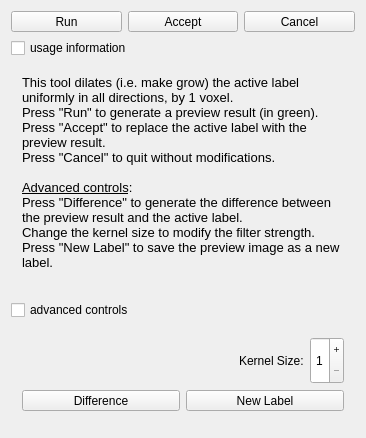
Before: the Qt Designer form Modules/SegmentationUI/Qmitk/QmitkDilateTool3DGUIControls.ui in MITK/MITK, drawn with Qt 5.
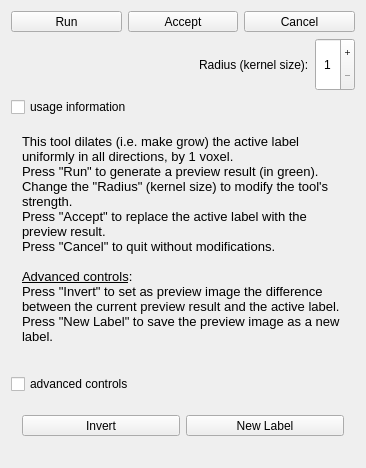
After: the same form once the commit is applied. Icons and pictures are not drawn.

Commit message: usability improvements in 3D tools

Patch:
```diff
--- a/Modules/SegmentationUI/Qmitk/QmitkDilateTool3DGUIControls.ui
+++ b/Modules/SegmentationUI/Qmitk/QmitkDilateTool3DGUIControls.ui
@@ -7,7 +7,7 @@
     <x>0</x>
     <y>0</y>
     <width>366</width>
-    <height>438</height>
+    <height>468</height>
    </rect>
   </property>
   <property name="sizePolicy">
@@ -156,6 +156,79 @@
      </item>
     </layout>
    </item>
+   <item>
+    <layout class="QHBoxLayout" name="horizontalLayout_3">
+     <item>
+      <spacer name="horizontalSpacer_2">
+       <property name="orientation">
+        <enum>Qt::Horizontal</enum>
+       </property>
+       <property name="sizeHint" stdset="0">
+        <size>
+         <width>40</width>
+         <height>20</height>
+        </size>
+       </property>
+      </spacer>
+     </item>
+     <item>
+      <widget class="QLabel" name="m_lblKernelSize">
+       <property name="sizePolicy">
+        <sizepolicy hsizetype="Fixed" vsizetype="Minimum">
+         <horstretch>0</horstretch>
+         <verstretch>0</verstretch>
+        </sizepolicy>
+       </property>
+       <property name="text">
+        <string>Radius (kernel size):</string>
+       </property>
+      </widget>
+     </item>
+     <item>
+      <widget class="QSpinBox" name="m_sbKernelSize">
+       <property name="sizePolicy">
+        <sizepolicy hsizetype="Minimum" vsizetype="Minimum">
+         <horstretch>0</horstretch>
+         <verstretch>0</verstretch>
+        </sizepolicy>
+       </property>
+       <property name="minimumSize">
+        <size>
+         <width>40</width>
+         <height>0</height>
+        </size>
+       </property>
+       <property name="maximumSize">
+        <size>
+         <width>40</width>
+         <height>16777215</height>
+        </size>
+       </property>
+       <property name="layoutDirection">
+        <enum>Qt::LeftToRight</enum>
+       </property>
+       <property name="wrapping">
+        <bool>false</bool>
+       </property>
+       <property name="alignment">
+        <set>Qt::AlignCenter</set>
+       </property>
+       <property name="buttonSymbols">
+        <enum>QAbstractSpinBox::PlusMinus</enum>
+       </property>
+       <property name="minimum">
+        <number>1</number>
+       </property>
+       <property name="maximum">
+        <number>10</number>
+       </property>
+       <property name="value">
+        <number>1</number>
+       </property>
+      </widget>
+     </item>
+    </layout>
+   </item>
    <item>
     <widget class="QCheckBox" name="m_cbShowInformation">
      <property name="text">
@@ -181,12 +254,12 @@
 &lt;/style&gt;&lt;/head&gt;&lt;body style=&quot; font-family:'MS Shell Dlg 2'; font-size:8pt; font-weight:400; font-style:normal;&quot;&gt;
 &lt;p style=&quot; margin-top:0px; margin-bottom:0px; margin-left:0px; margin-right:0px; -qt-block-indent:0; text-indent:0px;&quot;&gt;&lt;span style=&quot; font-family:'Sans'; font-size:10pt;&quot;&gt;This tool dilates (i.e. make grow) the active label uniformly in all directions, by 1 voxel.&lt;/span&gt;&lt;/p&gt;
 &lt;p style=&quot; margin-top:0px; margin-bottom:0px; margin-left:0px; margin-right:0px; -qt-block-indent:0; text-indent:0px;&quot;&gt;&lt;span style=&quot; font-family:'Sans'; font-size:10pt;&quot;&gt;Press &amp;quot;Run&amp;quot; to generate a preview result (in green).&lt;/span&gt;&lt;/p&gt;
+&lt;p style=&quot; margin-top:0px; margin-bottom:0px; margin-left:0px; margin-right:0px; -qt-block-indent:0; text-indent:0px;&quot;&gt;&lt;span style=&quot; font-family:'Sans'; font-size:10pt;&quot;&gt;Change the &amp;quot;Radius&amp;quot; (kernel size) to modify the tool's strength.&lt;/span&gt;&lt;/p&gt;
 &lt;p style=&quot; margin-top:0px; margin-bottom:0px; margin-left:0px; margin-right:0px; -qt-block-indent:0; text-indent:0px;&quot;&gt;&lt;span style=&quot; font-family:'Sans'; font-size:10pt;&quot;&gt;Press &amp;quot;Accept&amp;quot; to replace the active label with the preview result.&lt;/span&gt;&lt;/p&gt;
 &lt;p style=&quot; margin-top:0px; margin-bottom:0px; margin-left:0px; margin-right:0px; -qt-block-indent:0; text-indent:0px;&quot;&gt;&lt;span style=&quot; font-family:'Sans'; font-size:10pt;&quot;&gt;Press &amp;quot;Cancel&amp;quot; to quit without modifications.&lt;/span&gt;&lt;/p&gt;
 &lt;p style=&quot;-qt-paragraph-type:empty; margin-top:0px; margin-bottom:0px; margin-left:0px; margin-right:0px; -qt-block-indent:0; text-indent:0px; font-family:'Sans'; font-size:10pt;&quot;&gt;&lt;br /&gt;&lt;/p&gt;
 &lt;p style=&quot; margin-top:0px; margin-bottom:0px; margin-left:0px; margin-right:0px; -qt-block-indent:0; text-indent:0px;&quot;&gt;&lt;span style=&quot; font-family:'Sans'; font-size:10pt; text-decoration: underline;&quot;&gt;Advanced controls&lt;/span&gt;&lt;span style=&quot; font-family:'Sans'; font-size:10pt;&quot;&gt;: &lt;/span&gt;&lt;/p&gt;
-&lt;p style=&quot; margin-top:0px; margin-bottom:0px; margin-left:0px; margin-right:0px; -qt-block-indent:0; text-indent:0px;&quot;&gt;&lt;span style=&quot; font-family:'Sans'; font-size:10pt;&quot;&gt;Press &amp;quot;Difference&amp;quot; to generate the difference between the preview result and the active label. &lt;/span&gt;&lt;/p&gt;
-&lt;p style=&quot; margin-top:0px; margin-bottom:0px; margin-left:0px; margin-right:0px; -qt-block-indent:0; text-indent:0px;&quot;&gt;&lt;span style=&quot; font-family:'Sans'; font-size:10pt;&quot;&gt;Change the kernel size to modify the filter strength.&lt;/span&gt;&lt;/p&gt;
+&lt;p style=&quot; margin-top:0px; margin-bottom:0px; margin-left:0px; margin-right:0px; -qt-block-indent:0; text-indent:0px;&quot;&gt;&lt;span style=&quot; font-family:'Sans'; font-size:10pt;&quot;&gt;Press &amp;quot;Invert&amp;quot; to set as preview image the difference between the current preview result and the active label.&lt;/span&gt;&lt;/p&gt;
 &lt;p style=&quot; margin-top:0px; margin-bottom:0px; margin-left:0px; margin-right:0px; -qt-block-indent:0; text-indent:0px;&quot;&gt;&lt;span style=&quot; font-family:'Sans'; font-size:10pt;&quot;&gt;Press &amp;quot;New Label&amp;quot; to save the preview image as a new label.&lt;/span&gt;&lt;/p&gt;
 &lt;p style=&quot;-qt-paragraph-type:empty; margin-top:0px; margin-bottom:0px; margin-left:0px; margin-right:0px; -qt-block-indent:0; text-indent:0px;&quot;&gt;&lt;br /&gt;&lt;/p&gt;&lt;/body&gt;&lt;/html&gt;</string>
         </property>
@@ -211,73 +284,6 @@
    <item>
     <widget class="QWidget" name="m_AdvancedControlsWidget" native="true">
      <layout class="QVBoxLayout" name="verticalLayout">
-      <item>
-       <layout class="QHBoxLayout" name="horizontalLayout_3">
-        <item>
-         <spacer name="horizontalSpacer_2">
-          <property name="orientation">
-           <enum>Qt::Horizontal</enum>
-          </property>
-          <property name="sizeHint" stdset="0">
-           <size>
-            <width>40</width>
-            <height>20</height>
-           </size>
-          </property>
-         </spacer>
-        </item>
-        <item>
-         <widget class="QLabel" name="m_lblKernelSize">
-          <property name="sizePolicy">
-           <sizepolicy hsizetype="Fixed" vsizetype="Minimum">
-            <horstretch>0</horstretch>
-            <verstretch>0</verstretch>
-           </sizepolicy>
-          </property>
-          <property name="text">
-           <string>Kernel Size:</string>
-          </property>
-         </widget>
-        </item>
-        <item>
-         <widget class="QSpinBox" name="m_sbKernelSize">
-          <property name="sizePolicy">
-           <sizepolicy hsizetype="Minimum" vsizetype="Minimum">
-            <horstretch>0</horstretch>
-            <verstretch>0</verstretch>
-           </sizepolicy>
-          </property>
-          <property name="maximumSize">
-           <size>
-            <width>40</width>
-            <height>16777215</height>
-           </size>
-          </property>
-          <property name="layoutDirection">
-           <enum>Qt::LeftToRight</enum>
-          </property>
-          <property name="wrapping">
-           <bool>false</bool>
-          </property>
-          <property name="alignment">
-           <set>Qt::AlignCenter</set>
-          </property>
-          <property name="buttonSymbols">
-           <enum>QAbstractSpinBox::PlusMinus</enum>
-          </property>
-          <property name="minimum">
-           <number>1</number>
-          </property>
-          <property name="maximum">
-           <number>5</number>
-          </property>
-          <property name="value">
-           <number>1</number>
-          </property>
-         </widget>
-        </item>
-       </layout>
-      </item>
       <item>
        <layout class="QHBoxLayout" name="horizontalLayout_2">
         <item>
@@ -295,7 +301,7 @@
            <string>Calculate the difference between the active label and the current preview result</string>
           </property>
           <property name="text">
-           <string>Difference</string>
+           <string>Invert</string>
           </property>
           <property name="icon">
            <iconset resource="../resources/SegmentationUI.qrc">
```
The commit also changes 32 other files.
